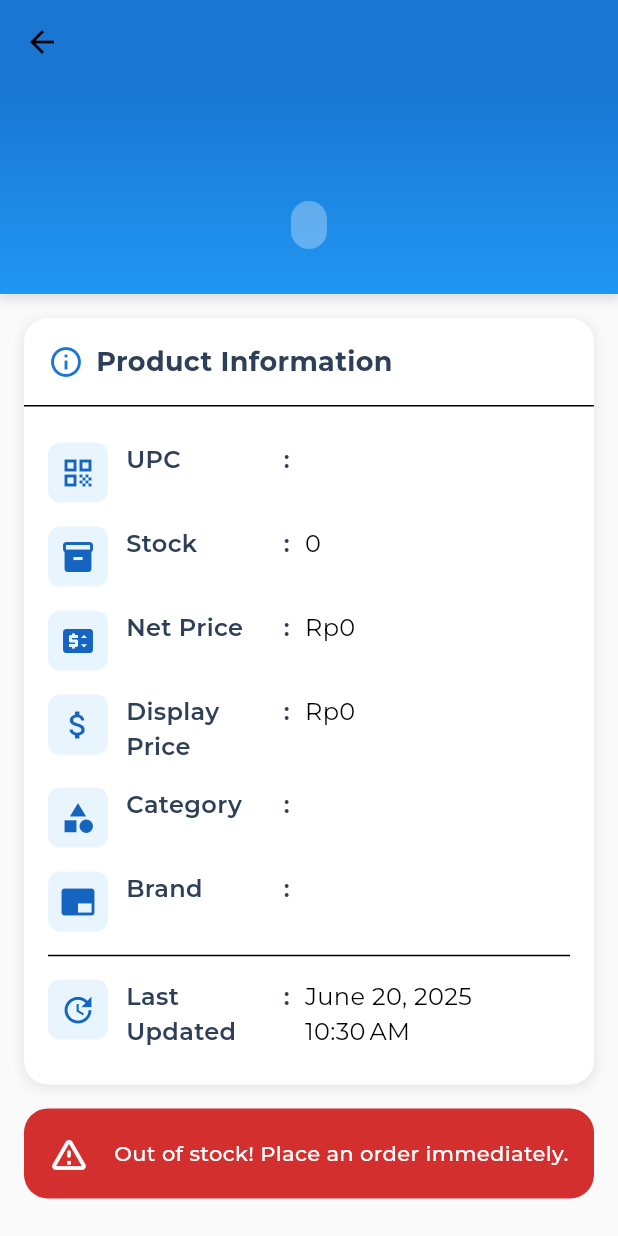
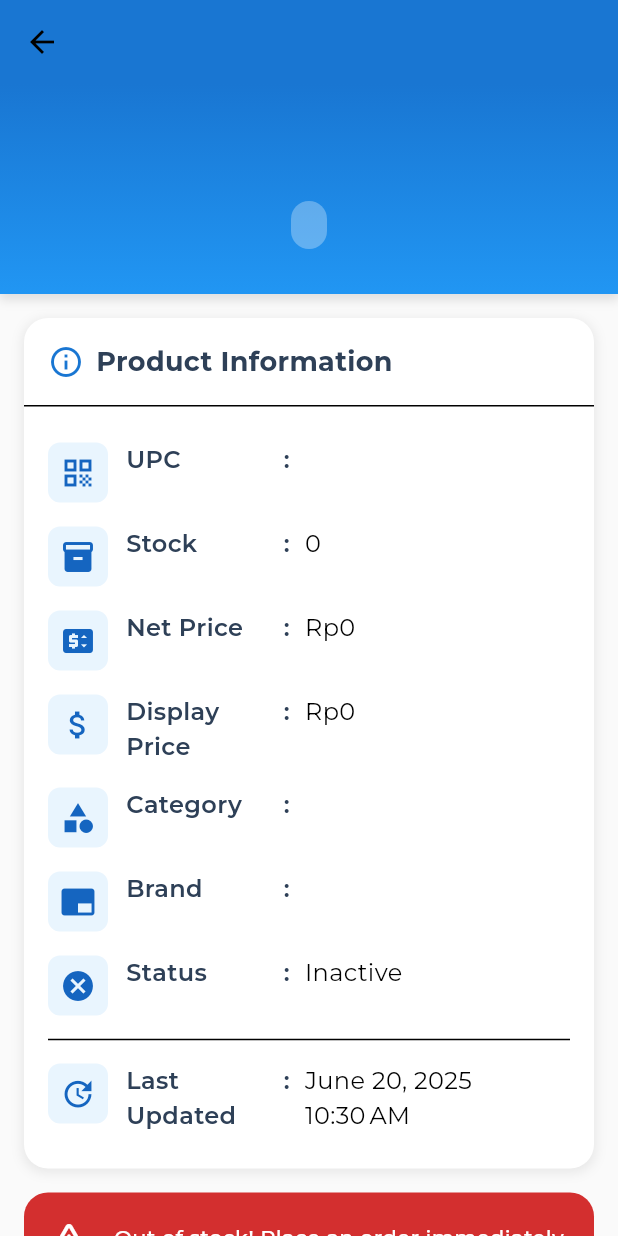
Before and after one commit to VinChriZ/primamobile, a Flutter app: the ProductDetailPage screen opened directly with empty values, on a phone screen of 412 x 824 dp. Run offline on Flutter 3.47's test engine with Material 3 defaults, Android fonts, the phone set to English and light mode, and no system bars; our stand-ins replace bloc, device_info_plus, device_preview, dio, equatable, fl_chart and 8 more; missing offline and left inert: android_id, esc_pos_utils_plus, mobile_scanner, print_bluetooth_thermal; accounts and stored records are empty; project files that could hold a hidden picture were left out.

Commit message:
add active status for product

```diff
--- a/lib/app/models/product/product.dart
+++ b/lib/app/models/product/product.dart
@@ -6,8 +6,8 @@ class Product {
   final int stock;
   final String category;
   final String brand;
+  final bool active;
   final DateTime? lastUpdated;
-
   Product({
     required this.upc,
     required this.name,
@@ -16,9 +16,9 @@ class Product {
     required this.stock,
     required this.category,
     required this.brand,
+    required this.active,
     this.lastUpdated,
   });
-
   // Factory constructor for deserializing from JSON
   factory Product.fromJson(Map<String, dynamic> json) {
     return Product(
@@ -29,12 +29,12 @@ class Product {
       stock: json['stock'] as int,
       category: json['category'] as String,
       brand: json['brand'] as String,
+      active: json['active'] as bool,
       lastUpdated: json['last_updated'] != null
           ? DateTime.parse(json['last_updated'] as String)
           : null, // Parse date if available
     );
   }
-
   // Method for serializing to JSON
   Map<String, dynamic> toJson() {
     return {
@@ -45,6 +45,7 @@ class Product {
       'stock': stock,
       'category': category,
       'brand': brand,
+      'active': active,
       if (lastUpdated != null) 'last_updated': lastUpdated!.toIso8601String(),
     };
   }
@@ -59,7 +60,7 @@ class Product {
     map['stock'] = stock;
     map['category'] = category;
     map['brand'] = brand;
-    // Exclude 'upc' and 'last_updated'
+    // Exclude 'upc', 'active', and 'last_updated'
     return map;
   }
 }
--- a/lib/app/pages/home/owner_home/view/pages/stock/view/add_product.dart
+++ b/lib/app/pages/home/owner_home/view/pages/stock/view/add_product.dart
@@ -195,6 +195,7 @@ class _AddProductPageState extends State<AddProductPage> {
         stock: int.parse(stockText),
         category: category,
         brand: brand,
+        active: true,
       );
 
       context.read<StockBloc>().add(AddProduct(product));
--- a/lib/app/pages/home/owner_home/view/pages/stock/view/product_detail.dart
+++ b/lib/app/pages/home/owner_home/view/pages/stock/view/product_detail.dart
@@ -221,6 +221,14 @@ class ProductDetailPage extends StatelessWidget {
                             icon: Icons.branding_watermark,
                           ),
 
+                          _buildAttributeRow(
+                            'Status',
+                            product.active ? 'Active' : 'Inactive',
+                            icon: product.active
+                                ? Icons.check_circle
+                                : Icons.cancel,
+                          ),
+
                           if (product.lastUpdated != null) const Divider(),
 
                           // Last Updated
```
